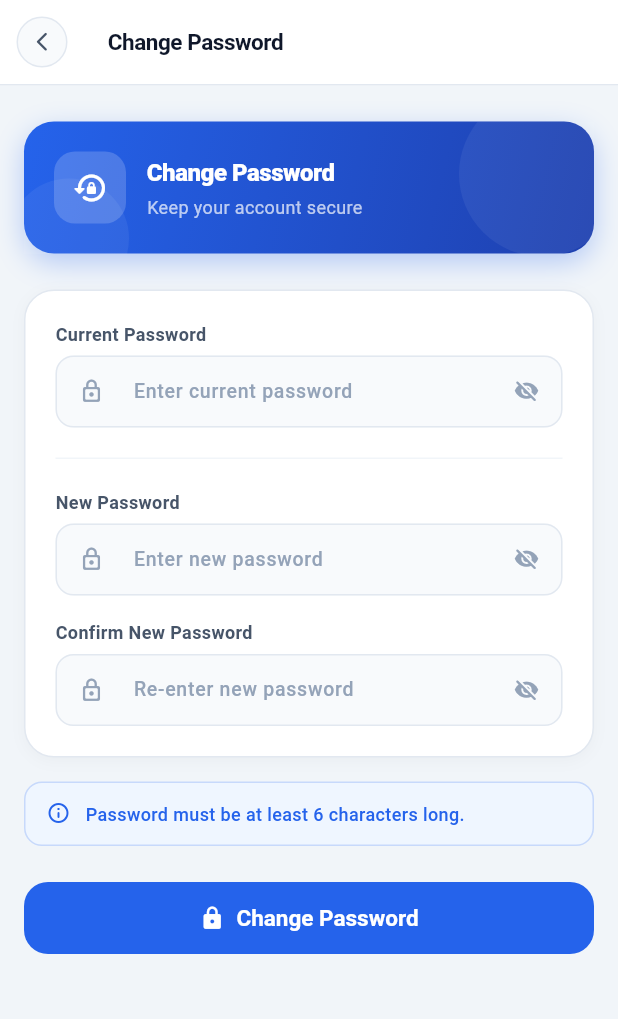
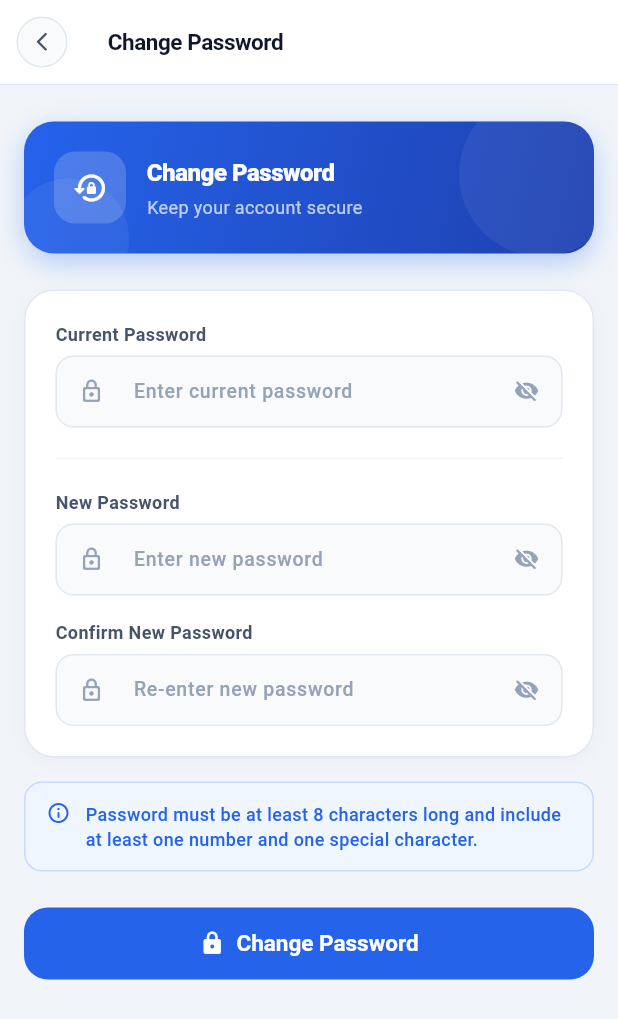
Before and after one commit to ayushbirla71/Ad96_companion_app, a Flutter app: the ChangePasswordPage screen opened directly, on a phone screen of 412 x 824 dp. Shown: the top 1019 px of the screen. Run offline on Flutter 3.47's test engine with Material 3 defaults, Android fonts, the phone set to English and light mode, and no system bars; our stand-ins replace file_picker, flutter_map, flutter_typeahead, latlong2, shared_preferences, video_player and 1 more; missing offline and left inert: flutter_map_tile_caching; accounts and stored records are empty.

Commit message:
fix the text of password

```diff
--- a/lib/pages/settings/change_password_page.dart
+++ b/lib/pages/settings/change_password_page.dart
@@ -352,7 +352,7 @@ class _ChangePasswordPageState extends State<ChangePasswordPage> {
                   const SizedBox(width: 10),
                   Expanded(
                     child: Text(
-                      'Password must be at least 6 characters long.',
+                      'Password must be at least 8 characters long and include at least one number and one special character.',
                       style: TextStyle(
                         color: appColors.accent,
                         fontSize: 12,
```
